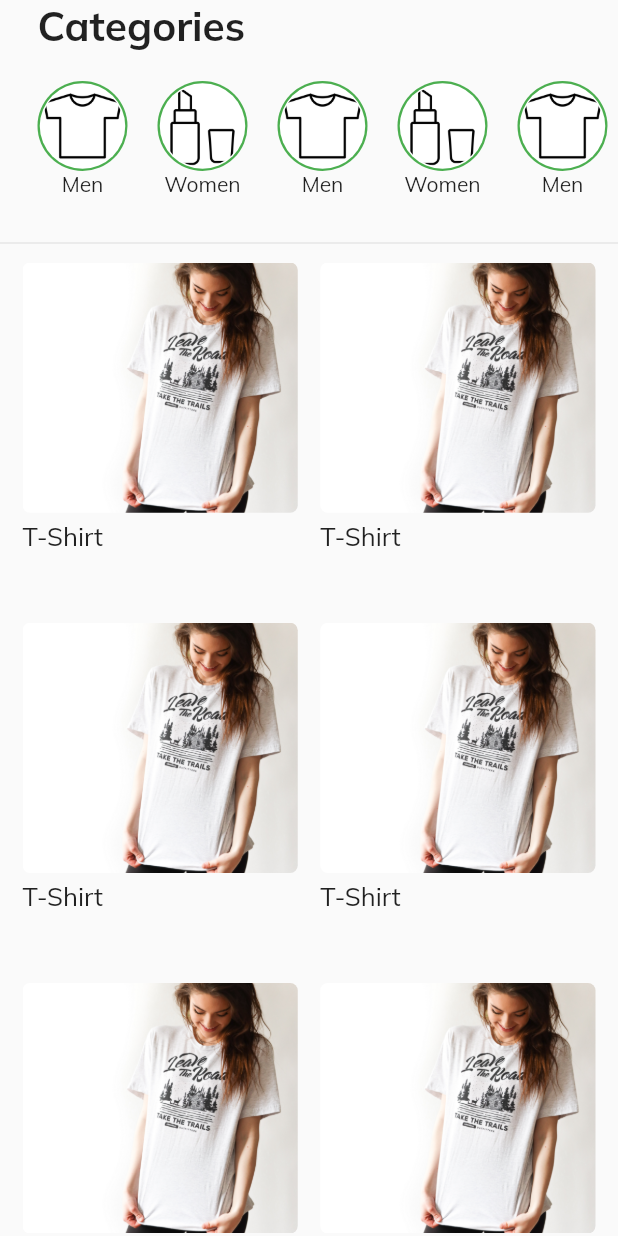
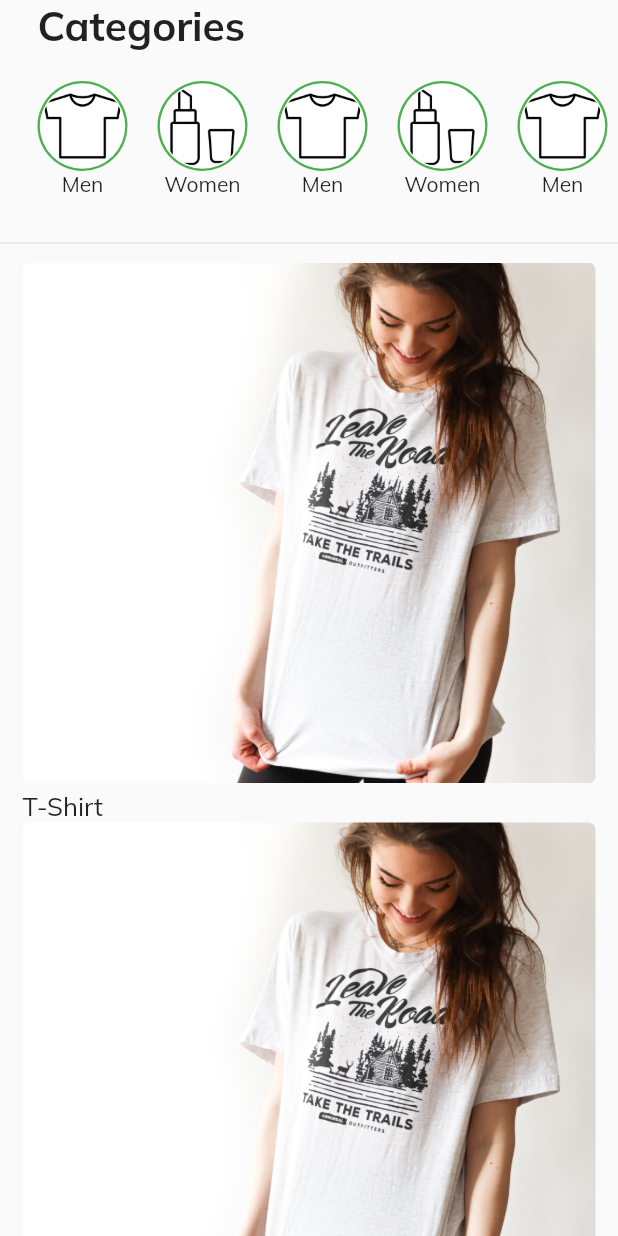
Before and after one commit to DanielLokk/e-commerce_app, a Flutter app: the screen it shows after launch, on a phone screen of 412 x 824 dp. Run offline on Flutter 3.47's test engine with Material 2 defaults, Android fonts, the phone set to English and light mode, and no system bars; our stand-ins replace google_fonts; missing offline and left inert: flappy_search_bar.

```diff
--- a/lib/pages/home.dart
+++ b/lib/pages/home.dart
@@ -1,6 +1,5 @@
 import 'package:ecommerceapp/models/category.dart';
 import 'package:ecommerceapp/models/post.dart';
-import 'package:flutter/gestures.dart';
 import 'package:flutter/material.dart';
 import 'package:ecommerceapp/models/global.dart';
 import 'package:google_fonts/google_fonts.dart';
@@ -37,20 +36,21 @@ class _HomeState extends State<Home> {
                     child: getCategories(),
                   ),
                   Divider(),
-                  GridView.builder(
-                    cacheExtent: 1.2 * listPosts.length,
-                    addAutomaticKeepAlives: true,
-                    dragStartBehavior: DragStartBehavior.down,
+                  ListView.builder(
+                    //cacheExtent: 1.2 * listPosts.length,
+                    //addAutomaticKeepAlives: true,
+                    //dragStartBehavior: DragStartBehavior.down,
                     padding: EdgeInsets.symmetric(horizontal: 15, vertical: 5),
-                    gridDelegate: SliverGridDelegateWithFixedCrossAxisCount(
+                    itemBuilder: (context, index) =>
+                        getPost(context, listPosts[index], index),
+                    /* gridDelegate: SliverGridDelegateWithFixedCrossAxisCount(
                         childAspectRatio: 1 / 1.2,
                         crossAxisCount: 2,
                         crossAxisSpacing: 15.0,
-                        mainAxisSpacing: 20.0),
+                        mainAxisSpacing: 20.0), */
+                    physics: AlwaysScrollableScrollPhysics(),
+                    shrinkWrap: true,
                     itemCount: listPosts.length,
-                    shrinkWrap: true,
-                    itemBuilder: (context, index) =>
-                        getPost(context, listPosts[index], index),
                   ),
                 ],
               ),
```
